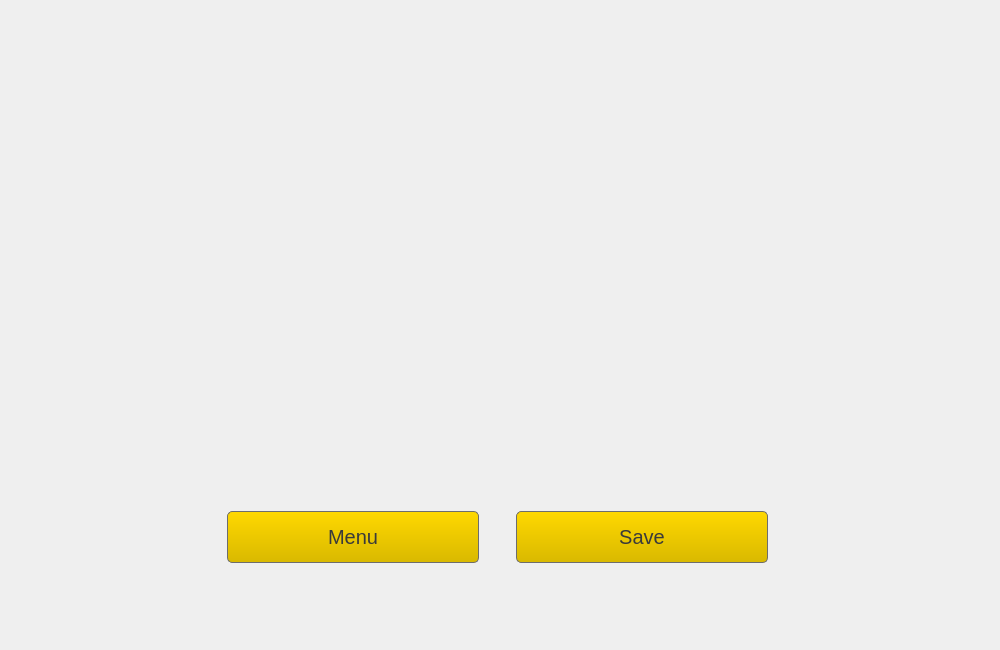
vaddya/FootballEditor16, file sources/FootballEditor16/GUIApp/settingsdialog.ui: the form before one commit.
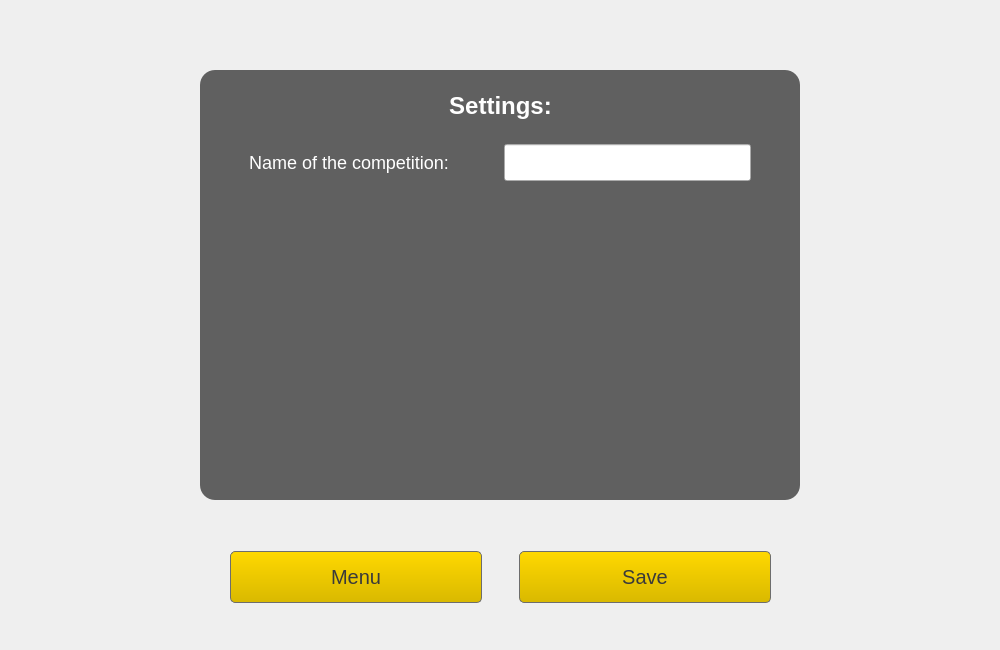
The form after the commit. Icons and pictures are not drawn.

Commit message: core and gui working together

Diff of the .ui file:
```diff
--- a/sources/FootballEditor16/GUIApp/settingsdialog.ui
+++ b/sources/FootballEditor16/GUIApp/settingsdialog.ui
@@ -24,11 +24,11 @@
 	background: url(:/settings_background.png)  no-repeat center center fixed;
 }</string>
   </property>
-  <widget class="QWidget" name="">
+  <widget class="QWidget" name="layoutWidget">
    <property name="geometry">
     <rect>
-     <x>227</x>
-     <y>510</y>
+     <x>230</x>
+     <y>550</y>
      <width>541</width>
      <height>54</height>
     </rect>
@@ -101,6 +101,109 @@
     </item>
    </layout>
   </widget>
+  <widget class="QFrame" name="frame">
+   <property name="geometry">
+    <rect>
+     <x>200</x>
+     <y>70</y>
+     <width>600</width>
+     <height>430</height>
+    </rect>
+   </property>
+   <property name="styleSheet">
+    <string notr="true">#frame {
+	border: 0px;
+	background-color: rgba(0, 0, 0, 0.6);
+	border-radius: 15px;
+}</string>
+   </property>
+   <property name="frameShape">
+    <enum>QFrame::StyledPanel</enum>
+   </property>
+   <property name="frameShadow">
+    <enum>QFrame::Raised</enum>
+   </property>
+   <widget class="QLabel" name="lblSettings">
+    <property name="geometry">
+     <rect>
+      <x>0</x>
+      <y>20</y>
+      <width>601</width>
+      <height>31</height>
+     </rect>
+    </property>
+    <property name="styleSheet">
+     <string notr="true">color: rgb(255, 255, 255);
+font-size: 24px;
+width: 240px;
+font-weight: bold;</string>
+    </property>
+    <property name="text">
+     <string>Settings:</string>
+    </property>
+    <property name="alignment">
+     <set>Qt::AlignCenter</set>
+    </property>
+   </widget>
+   <widget class="QWidget" name="">
+    <property name="geometry">
+     <rect>
+      <x>0</x>
+      <y>70</y>
+      <width>601</width>
+      <height>45</height>
+     </rect>
+    </property>
+    <layout class="QHBoxLayout" name="horizontalLayout_2">
+     <property name="sizeConstraint">
+      <enum>QLayout::SetDefaultConstraint</enum>
+     </property>
+     <item>
+      <widget class="QLabel" name="lblName">
+       <property name="sizePolicy">
+        <sizepolicy hsizetype="Fixed" vsizetype="Fixed">
+         <horstretch>0</horstretch>
+         <verstretch>0</verstretch>
+        </sizepolicy>
+       </property>
+       <property name="styleSheet">
+        <string notr="true">color: rgb(255, 255, 255);
+font-size: 18px;
+width: 240px;</string>
+       </property>
+       <property name="text">
+        <string>Name of the competition:</string>
+       </property>
+       <property name="alignment">
+        <set>Qt::AlignCenter</set>
+       </property>
+      </widget>
+     </item>
+     <item>
+      <widget class="QLineEdit" name="editName">
+       <property name="sizePolicy">
+        <sizepolicy hsizetype="Fixed" vsizetype="Fixed">
+         <horstretch>0</horstretch>
+         <verstretch>0</verstretch>
+        </sizepolicy>
+       </property>
+       <property name="minimumSize">
+        <size>
+         <width>0</width>
+         <height>0</height>
+        </size>
+       </property>
+       <property name="styleSheet">
+        <string notr="true">font-size: 18px;
+width: 240px;
+height: 35px;
+padding-left: 5px;</string>
+       </property>
+      </widget>
+     </item>
+    </layout>
+   </widget>
+  </widget>
  </widget>
  <tabstops>
   <tabstop>pushButton_2</tabstop>
```
Left out of the diff: 8 changed lines with no effect on the pictures. The commit also changes 4 other files.
